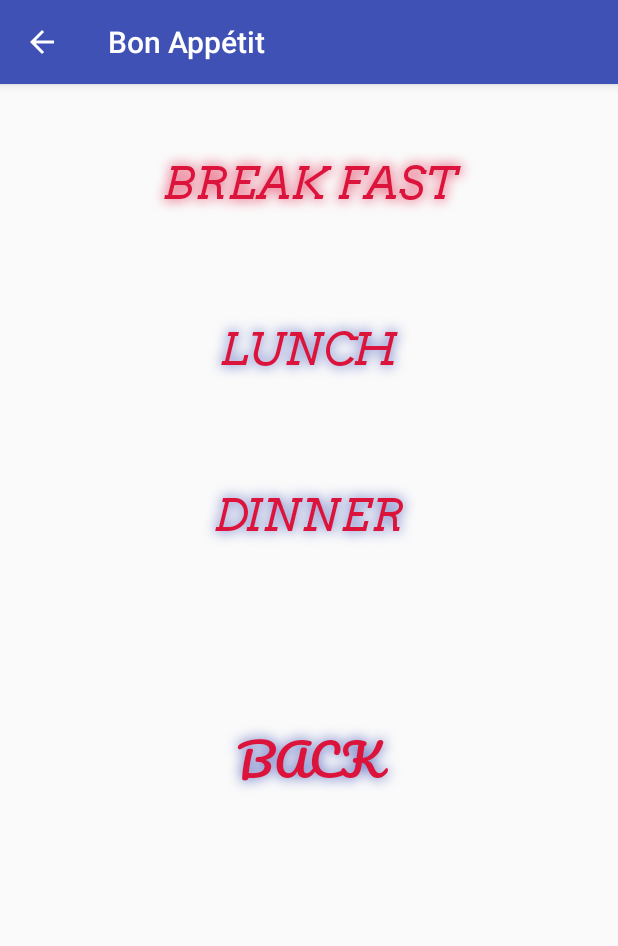
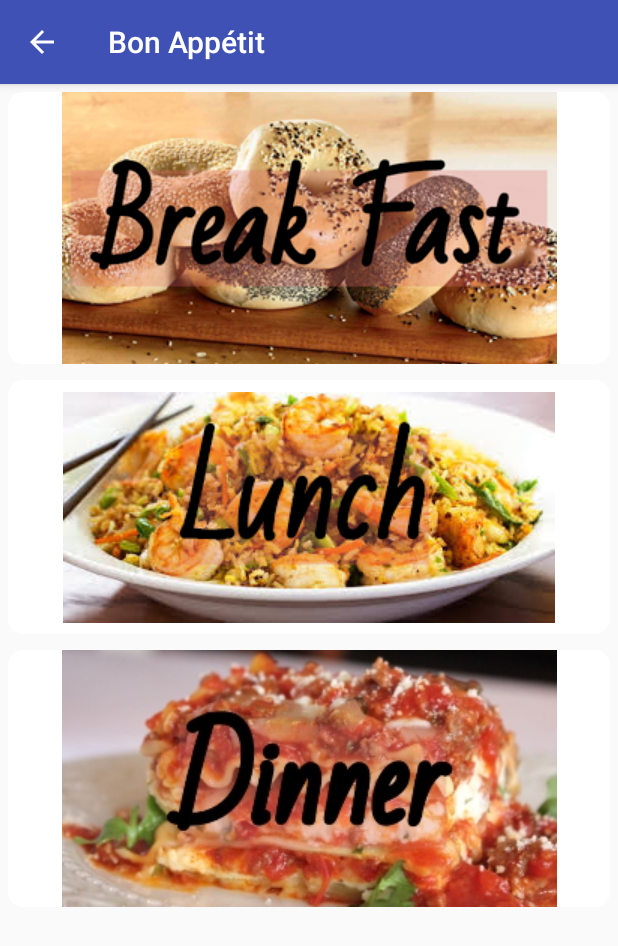
Before and after one commit to abhilashsharma3/BonApptit, an Android app: the SecondActivity screen opened directly, with no data from a screen before it, on a phone screen of 412 x 824 dp. Shown: the top 946 px of the screen. Run offline under Robolectric (Android 15) with nearby library versions, the phone set to English and light mode, and no system bars; Roboto replaces fonts that are not available here.

Commit message:
jazz
add images

```diff
--- a/BonApptitclient/app/src/main/java/com/example/abhilash/bonapptit/SecondActivity.java
+++ b/BonApptitclient/app/src/main/java/com/example/abhilash/bonapptit/SecondActivity.java
@@ -1,29 +1,35 @@
 package com.example.abhilash.bonapptit;
 
+import android.annotation.SuppressLint;
 import android.content.Intent;
+import android.media.Image;
 import android.support.v7.app.AppCompatActivity;
 import android.os.Bundle;
 import android.util.Log;
 import android.view.View;
 import android.widget.Button;
+import android.widget.ImageButton;
+
+import static com.example.abhilash.bonapptit.R.id.breakfast_button;
 
 public class SecondActivity extends AppCompatActivity {
 
-    Button breakfast_btn;
-    Button lunch_btn;
-    Button dinner_btn;
+    ImageButton breakfast_btn;
+    ImageButton lunch_btn;
+    ImageButton dinner_btn;
     Button back_btn;
     Bundle bundle;
     Intent oldIntent;
     Intent newIntent;
 
+    @SuppressLint("WrongViewCast")
     @Override
     protected void onCreate(Bundle savedInstanceState) {
         super.onCreate(savedInstanceState);
         setContentView(R.layout.activity_two);
         oldIntent = getIntent();
         bundle = oldIntent.getBundleExtra("bundle");
-        breakfast_btn = (Button) findViewById(R.id.breakfast_button);
+        breakfast_btn = (ImageButton) findViewById(R.id.breakfast_button);
         breakfast_btn.setOnClickListener(new View.OnClickListener() {
             @Override
             public void onClick(View v) {
@@ -35,7 +41,7 @@ public class SecondActivity extends AppCompatActivity {
             }
         });
 
-        lunch_btn = (Button) findViewById(R.id.lunch_button);
+        lunch_btn = (ImageButton) findViewById(R.id.lunch_button);
         lunch_btn.setOnClickListener(new View.OnClickListener() {
             @Override
             public void onClick(View v) {
@@ -46,7 +52,7 @@ public class SecondActivity extends AppCompatActivity {
             }
         });
 
-        dinner_btn = (Button) findViewById(R.id.dinner_button);
+        dinner_btn = (ImageButton) findViewById(R.id.dinner_button);
         dinner_btn.setOnClickListener(new View.OnClickListener() {
             @Override
             public void onClick(View v) {
@@ -57,13 +63,13 @@ public class SecondActivity extends AppCompatActivity {
             }
         });
 
-        back_btn = (Button) findViewById(R.id.back_button);
-        back_btn.setOnClickListener(new View.OnClickListener() {
-            @Override
-            public void onClick(View v) {
-                newIntent = new Intent(SecondActivity.this, MainActivity.class);
-                startActivity(newIntent);
-            }
-        });
+//        back_btn = (Button) findViewById(R.id.back_button);
+//        back_btn.setOnClickListener(new View.OnClickListener() {
+//            @Override
+//            public void onClick(View v) {
+//                newIntent = new Intent(SecondActivity.this, MainActivity.class);
+//                startActivity(newIntent);
+//            }
+//        });
     }
 }
--- a/BonApptitclient/app/src/main/java/com/example/abhilash/bonapptit/customer.java
+++ b/BonApptitclient/app/src/main/java/com/example/abhilash/bonapptit/customer.java
@@ -1,6 +1,6 @@
 package com.example.abhilash.bonapptit;
 
-public class Customer {
+class Customer {
     String customerName;
     String tableNo;
     float totalPrice;
--- a/BonApptitclient/app/src/main/res/drawable/button_background.xml
+++ b/BonApptitclient/app/src/main/res/drawable/button_background.xml
@@ -1,30 +1,5 @@
 <?xml version="1.0" encoding="utf-8"?>
-<selector xmlns:android="http://schemas.android.com/apk/res/android">
-    <shape xmlns:android="http://schemas.android.com/apk/res/android" android:shape="rectangle" >
-        <corners
-            android:radius="14dp"
-            />
-        <gradient
-            android:angle="55"
-            android:centerX="35%"
-            android:centerColor="#47A891"
-            android:startColor="#E8E8E8"
-            android:endColor="#000000"
-            android:type="linear"
-            />
-        <padding
-            android:left="0dp"
-            android:top="0dp"
-            android:right="0dp"
-            android:bottom="0dp"
-            />
-        <size
-            android:width="270dp"
-            android:height="60dp"
-            />
-        <stroke
-            android:width="3dp"
-            android:color="#000000"
-            />
+<shape xmlns:android="http://schemas.android.com/apk/res/android">
+        <solid android:color="#ffffff" />
+        <corners android:radius="10dp" />
     </shape>
-</selector>
--- a/BonApptitclient/app/src/main/res/layout/activity_two.xml
+++ b/BonApptitclient/app/src/main/res/layout/activity_two.xml
@@ -1,6 +1,7 @@
 <?xml version="1.0" encoding="utf-8"?>
 <android.support.constraint.ConstraintLayout
     xmlns:android="http://schemas.android.com/apk/res/android"
+    xmlns:app="http://schemas.android.com/apk/res-auto"
     xmlns:tools="http://schemas.android.com/tools"
     android:layout_width="match_parent"
     android:layout_height="match_parent">
@@ -8,69 +9,32 @@
     <LinearLayout
         android:layout_width="match_parent"
         android:layout_height="match_parent"
-        android:layout_margin="10dp"
-        android:orientation="vertical"
-        tools:layout_editor_absoluteX="0dp"
-        tools:layout_editor_absoluteY="0dp">
+        android:orientation="vertical">
 
-        <Button
+        <ImageButton
             android:id="@+id/breakfast_button"
             android:layout_width="match_parent"
-            android:layout_height="100dp"
+            android:layout_height="181dp"
             android:layout_margin="5dp"
             android:background="@drawable/button_background"
-            android:fontFamily="@font/arvo_italic"
-            android:shadowColor="#DC143C"
-            android:shadowDx="0"
-            android:shadowDy="0"
-            android:shadowRadius="10"
-            android:text="Break Fast"
-            android:textColor="#DC143C"
-            android:textSize="30sp" />
+            app:srcCompat="@drawable/rsz_bf2" />
 
-        <Button
+        <ImageButton
             android:id="@+id/lunch_button"
             android:layout_width="match_parent"
-            android:layout_height="100dp"
+            android:layout_height="169dp"
             android:layout_margin="5dp"
             android:background="@drawable/button_background"
-            android:fontFamily="@font/arvo_italic"
-            android:shadowColor="#3F51B5"
-            android:shadowDx="0"
-            android:shadowDy="0"
-            android:shadowRadius="10"
-            android:text="Lunch"
-            android:textColor="#DC143C"
-            android:textSize="30sp" />
+            app:srcCompat="@drawable/lunch1" />
 
-        <Button
+        <ImageButton
             android:id="@+id/dinner_button"
             android:layout_width="match_parent"
-            android:layout_height="100dp"
+            android:layout_height="171dp"
             android:layout_margin="5dp"
             android:background="@drawable/button_background"
-            android:fontFamily="@font/arvo_italic"
-            android:shadowColor="#3F51B5"
-            android:shadowDx="0"
-            android:shadowDy="0"
-            android:shadowRadius="10"
-            android:text="Dinner"
-            android:textColor="#DC143C"
-            android:textSize="30sp" />
+            app:srcCompat="@drawable/dinner1" />
 
-        <Button
-            android:id="@+id/back_button"
-            android:layout_width="match_parent"
-            android:layout_height="200dp"
-            android:layout_margin="5dp"
-            android:background="@drawable/button_background"
-            android:fontFamily="@font/pacifico_regular"
-            android:shadowColor="#3F51B5"
-            android:shadowDx="0"
-            android:shadowDy="0"
-            android:shadowRadius="10"
-            android:text="BACk"
-            android:textColor="#DC143C"
-            android:textSize="30sp" />
     </LinearLayout>
+
 </android.support.constraint.ConstraintLayout>
```
Also changed, not shown: BonApptitclient/app/src/main/res/drawable/bf2.png (added), BonApptitclient/app/src/main/res/drawable/cacio_e_pepe.png (renamed from BonApptitclient/app/src/main/res/drawable/Cacio e Pepe.png), BonApptitclient/app/src/main/res/drawable/dinner1.jpg (added), BonApptitclient/app/src/main/res/drawable/lunch1.png (added), BonApptitclient/app/src/main/res/drawable/rsz_bf2.png (added), BonApptitclient/app/src/main/res/drawable/rsz_dinner1.png (added).
